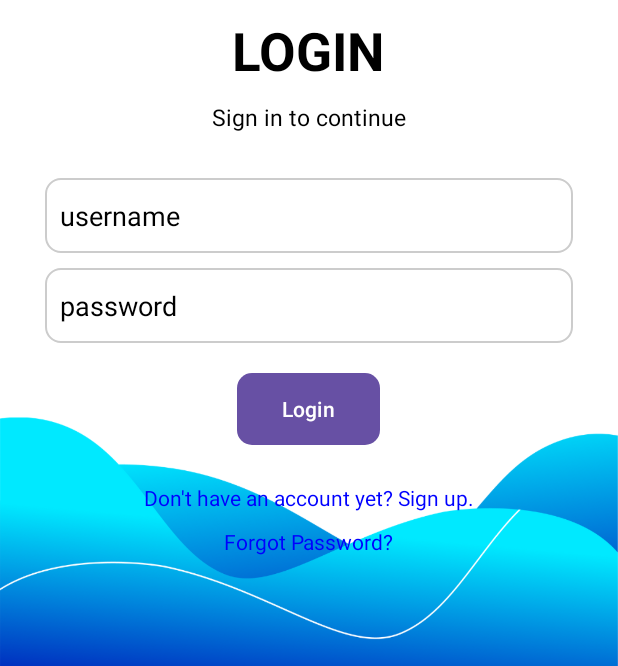
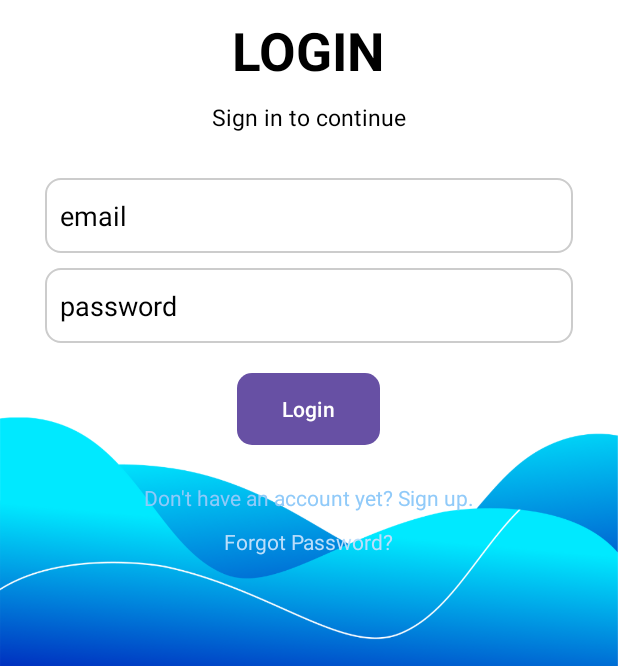
Before and after one commit to angeldoromedez/AquaManage-Android, an Android app: the layout activity_login.xml on its own in the app's theme, with its tools: preview values and no code run, on a phone screen of 412 x 824 dp, the part 570-1236 px from its top. Run offline under Robolectric (Android 15) with nearby library versions, the phone set to English and light mode, and no system bars.

Commit message:
Retrying push

```diff
--- /dev/null
+++ b/app/src/main/res/layout/activity_chat_support.xml
@@ -0,0 +1,6 @@
+<?xml version="1.0" encoding="utf-8"?>
+<androidx.constraintlayout.widget.ConstraintLayout xmlns:android="http://schemas.android.com/apk/res/android"
+    android:layout_width="match_parent"
+    android:layout_height="match_parent">
+
+</androidx.constraintlayout.widget.ConstraintLayout>
--- a/app/src/main/res/layout/activity_login.xml
+++ b/app/src/main/res/layout/activity_login.xml
@@ -1,5 +1,6 @@
 <?xml version="1.0" encoding="utf-8"?>
 <RelativeLayout xmlns:android="http://schemas.android.com/apk/res/android"
+    xmlns:tools="http://schemas.android.com/tools"
     android:layout_width="match_parent"
     android:layout_height="match_parent">
 
@@ -9,6 +10,7 @@
         android:layout_height="match_parent"
         android:layout_alignParentBottom="true"
         android:layout_marginBottom="0dp"
+        android:contentDescription="@string/login_background"
         android:scaleType="fitXY"
         android:src="@drawable/bg" />
 
@@ -18,6 +20,7 @@
         android:layout_height="350dp"
         android:layout_centerHorizontal="true"
         android:layout_marginTop="30dp"
+        android:contentDescription="@string/wave_image"
         android:src="@drawable/amlogo" />
 
     <TextView
@@ -27,7 +30,7 @@
         android:layout_below="@id/logo"
         android:layout_centerHorizontal="true"
         android:layout_marginTop="10dp"
-        android:text="LOGIN"
+        android:text="@string/login_title"
         android:textSize="35sp"
         android:textColor="#000000"
         android:textStyle="bold"/>
@@ -39,19 +42,20 @@
         android:layout_below="@id/login_title"
         android:layout_centerHorizontal="true"
         android:layout_marginTop="10dp"
-        android:text="Sign in to continue"
+        android:text="@string/sign_in_to_continue"
         android:textSize="15sp"
         android:textColor="#000000"/>
 
     <EditText
-        android:id="@+id/username"
+        android:id="@+id/email"
         android:layout_width="match_parent"
         android:layout_height="50dp"
         android:layout_below="@id/login_subtitle"
         android:layout_marginTop="30dp"
         android:layout_marginLeft="30dp"
         android:layout_marginRight="30dp"
-        android:hint="username"
+        android:autofillHints="username"
+        android:hint="@string/email_hint"
         android:padding="10dp"
         android:background="@drawable/edittext_background"
         android:textColorHint="#FF000000"
@@ -61,11 +65,12 @@
         android:id="@+id/password"
         android:layout_width="match_parent"
         android:layout_height="50dp"
-        android:layout_below="@id/username"
+        android:layout_below="@id/email"
         android:layout_marginTop="10dp"
         android:layout_marginLeft="30dp"
         android:layout_marginRight="30dp"
-        android:hint="password"
+        android:autofillHints="****"
+        android:hint="@string/password_hint"
         android:padding="10dp"
         android:background="@drawable/edittext_background"
         android:textColorHint="#FF000000"
@@ -79,7 +84,7 @@
         android:layout_marginTop="20dp"
         android:layout_centerHorizontal="true"
         android:background="@drawable/rounded_button"
-        android:text="Login"
+        android:text="@string/login_button"
         android:textColor="#FFFFFF"
         android:paddingLeft="30dp"
         android:paddingRight="30dp"
@@ -91,20 +96,22 @@
         android:layout_width="wrap_content"
         android:layout_height="wrap_content"
         android:layout_below="@id/login_button"
+        android:layout_centerHorizontal="true"
         android:layout_marginTop="25dp"
-        android:layout_centerHorizontal="true"
-        android:text="Don't have an account yet? Sign up."
-        android:textColor="#FF0000FF"
-        android:textSize="14sp"/>
+        android:text="@string/signup_link"
+        android:textColor="#90CAF9"
+        android:textSize="14sp"
+        tools:ignore="TextContrastCheck" />
 
     <TextView
         android:id="@+id/forgot_password"
         android:layout_width="wrap_content"
         android:layout_height="wrap_content"
         android:layout_below="@id/signup_link"
+        android:layout_centerHorizontal="true"
         android:layout_marginTop="10dp"
-        android:layout_centerHorizontal="true"
-        android:text="Forgot Password?"
-        android:textColor="#FF0000FF"
-        android:textSize="14sp"/>
+        android:text="@string/forgot_password"
+        android:textColor="#BBDEFB"
+        android:textSize="14sp"
+        tools:ignore="TextContrastCheck" />
 </RelativeLayout>
--- /dev/null
+++ b/app/src/main/res/layout/activity_profile.xml
@@ -0,0 +1,6 @@
+<?xml version="1.0" encoding="utf-8"?>
+<androidx.constraintlayout.widget.ConstraintLayout xmlns:android="http://schemas.android.com/apk/res/android"
+    android:layout_width="match_parent"
+    android:layout_height="match_parent">
+
+</androidx.constraintlayout.widget.ConstraintLayout>
--- a/app/src/main/res/layout/activity_register.xml
+++ b/app/src/main/res/layout/activity_register.xml
@@ -8,8 +8,8 @@
         android:layout_width="match_parent"
         android:layout_height="wrap_content"
         android:layout_alignParentBottom="true"
-        android:src="@drawable/bg"
-        android:scaleType="fitXY"/>
+        android:scaleType="fitXY"
+        android:src="@drawable/bg" />
 
     <ImageView
         android:id="@+id/logo"
--- /dev/null
+++ b/app/src/main/res/layout/activity_reminders.xml
@@ -0,0 +1,6 @@
+<?xml version="1.0" encoding="utf-8"?>
+<androidx.constraintlayout.widget.ConstraintLayout xmlns:android="http://schemas.android.com/apk/res/android"
+    android:layout_width="match_parent"
+    android:layout_height="match_parent">
+
+</androidx.constraintlayout.widget.ConstraintLayout>
--- a/app/src/main/res/layout/activity_splash.xml
+++ b/app/src/main/res/layout/activity_splash.xml
@@ -7,7 +7,6 @@
     android:background="@drawable/bg"
     tools:context=".LoginActivity">
 
-    <?xml version="1.0" encoding="utf-8"?>
     <androidx.constraintlayout.widget.ConstraintLayout
         android:layout_width="match_parent"
         android:layout_height="match_parent"
--- /dev/null
+++ b/app/src/main/res/layout/activity_technical_support.xml
@@ -0,0 +1,6 @@
+<?xml version="1.0" encoding="utf-8"?>
+<androidx.constraintlayout.widget.ConstraintLayout xmlns:android="http://schemas.android.com/apk/res/android"
+    android:layout_width="match_parent"
+    android:layout_height="match_parent">
+
+</androidx.constraintlayout.widget.ConstraintLayout>
--- a/app/src/main/res/values/strings.xml
+++ b/app/src/main/res/values/strings.xml
@@ -1,3 +1,12 @@
 <resources>
     <string name="app_name">AquaManage_App</string>
+    <string name="login_background">Login display background image.</string>
+    <string name="signup_link">Don\'t have an account yet? Sign up.</string>
+    <string name="forgot_password">Forgot Password?</string>
+    <string name="login_button">Login</string>
+    <string name="sign_in_to_continue">Sign in to continue</string>
+    <string name="login_title">LOGIN</string>
+    <string name="wave_image">Wave image</string>
+    <string name="password_hint">password</string>
+    <string name="email_hint">email</string>
 </resources>
--- a/build.gradle.kts
+++ b/build.gradle.kts
@@ -1,5 +1,6 @@
-// Top-level build file where you can add configuration options common to all sub-projects/modules.
+ // Top-level build file where you can add configuration options common to all sub-projects/modules.
 plugins {
     id("com.android.application") version "8.2.2" apply false
     id("org.jetbrains.kotlin.android") version "1.9.22" apply false
+    id("com.google.gms.google-services") version "4.4.2" apply false
 }
```
Also changed, not shown: app/build.gradle.kts (+8 -0 lines), app/src/main/AndroidManifest.xml (+3 -11 lines), app/src/main/java/com/aquamanagers/aquamanage_app/LoginActivity.kt (+49 -2 lines), app/src/main/java/com/aquamanagers/aquamanage_app/MainActivity.kt (deleted, +0 -11 lines), app/src/main/java/com/aquamanagers/aquamanage_app/RegisterActivity.kt (+47 -1 lines), app/src/main/res/layout/activity_main.xml (deleted, +0 -18 lines), gradle/wrapper/gradle-wrapper.properties, 1 other file.
